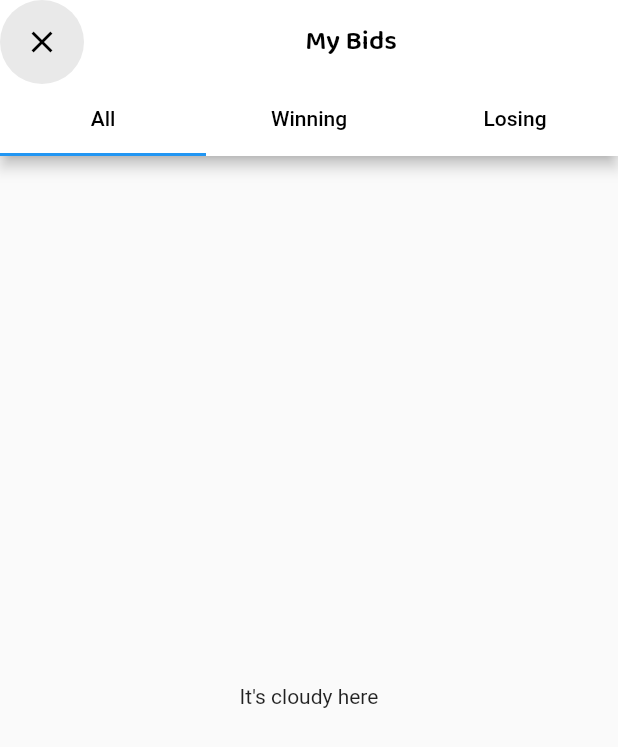
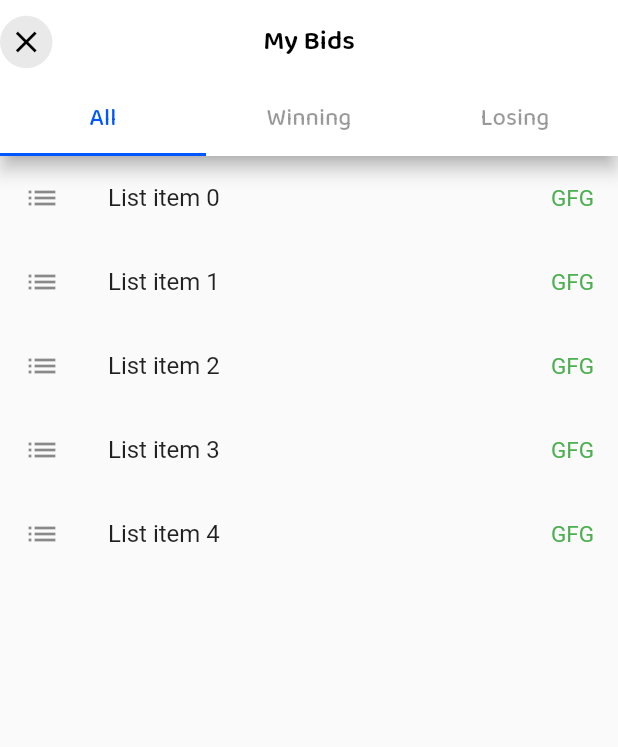
Before and after one commit to Lucki-Media/Flutter-Pinolo, a Flutter app: the MyBidsPopUp widget shown alone on an empty page, opened directly, on a phone screen of 412 x 824 dp. Shown: the top 747 px of the screen. Run offline on Flutter 3.47's test engine with Material 2 defaults, Android fonts, the light colour scheme and no system bars; our stand-ins replace flutter_colorpicker, google_maps_flutter, intl_phone_field, intro_slider, location, pin_code_fields; missing offline and left inert: flutter_google_places_hoc081098, google_api_headers, google_maps_webservice.

Commit message:
Mybids page popup

```diff
--- a/lib/src/ui/my_bids.dart
+++ b/lib/src/ui/my_bids.dart
@@ -123,20 +123,23 @@ Widget MyBidsPopUp(){
         length: 3,
         child: Scaffold(
           appBar: AppBar(
+            shadowColor: AppColors.kShadowGrey,
+            elevation: 5,
+            leadingWidth:35,
             leading: GestureDetector(
               onTap: () {
                 Navigator.of(context).pop();
               },
               child: CircleAvatar(
-                radius: 16.0,
+                //radius: 10.0,
                 backgroundColor: AppColors.kGrey,
                 child: Icon(Icons.close, color: AppColors.kBlack),
               ),
             ),
             backgroundColor:AppColors.kWhite,
-            foregroundColor: AppColors.kBlue,
-            title:  Center(
-              child: const Text(
+            //foregroundColor: AppColors.kBlue,
+            centerTitle: true,
+            title:  const Text(
             Strings.kMyBids,
             style: TextStyle(
               fontSize: 18,
@@ -144,31 +147,67 @@ Widget MyBidsPopUp(){
               fontFamily: 'Baloo2SemiBold',
             ),
           ),
+            bottom:  TabBar(
+              labelColor: AppColors.kBlue,
+              labelStyle: TextStyle(
+                fontSize: 16,
+                fontFamily: 'Baloo2Medium',
               ),
-            bottom: const TabBar(
+              unselectedLabelColor: AppColors.kBlack.withOpacity(.4),
+              indicatorColor: AppColors.kBlue,
               tabs: <Widget>[
                 Tab(
-                  child: Text('All',style: TextStyle(color: AppColors.kBlack),),
+                  text: Strings.kAll,
                 ),
                 Tab(
-                  child: Text('Winning',style: TextStyle(color: AppColors.kBlack),),
+                  text: Strings.kWinning,
                 ),
                 Tab(
-                  child: Text('Losing',style: TextStyle(color: AppColors.kBlack),),
+                  text: Strings.kLosing,
                 ),
               ],
             ),
           ),
-          body: const TabBarView(
+          body: TabBarView(
             children: <Widget>[
               Center(
-                child: Text("It's cloudy here"),
+                child: ListView.builder(
+                    itemCount: 5,
+                    itemBuilder: (BuildContext context, int index) {
+                      return ListTile(
+                          leading: const Icon(Icons.list),
+                          trailing: const Text(
+                            "GFG",
+                            style: TextStyle(color: Colors.green, fontSize: 15),
+                          ),
+                          title: Text("List item $index"));
+                    }),
               ),
               Center(
-                child: Text("It's rainy here"),
+                child: ListView.builder(
+                    itemCount: 5,
+                    itemBuilder: (BuildContext context, int index) {
+                      return ListTile(
+                          leading: const Icon(Icons.list),
+                          trailing: const Text(
+                            "GFG",
+                            style: TextStyle(color: Colors.green, fontSize: 15),
+                          ),
+                          title: Text("List item $index"));
+                    }),
               ),
               Center(
-                child: Text("It's sunny here"),
+                child: ListView.builder(
+                    itemCount: 5,
+                    itemBuilder: (BuildContext context, int index) {
+                      return ListTile(
+                          leading: const Icon(Icons.list),
+                          trailing: const Text(
+                            "GFG",
+                            style: TextStyle(color: Colors.green, fontSize: 15),
+                          ),
+                          title: Text("List item $index"));
+                    }),
               ),
             ],
           ),
--- a/lib/src/utils/app_colors.dart
+++ b/lib/src/utils/app_colors.dart
@@ -8,6 +8,7 @@ class AppColors {
   static const Color kBlue= Color(0xff0057FF);
   static const Color kGreen= Color(0xff8CBA54);
   static const Color kGrey= Color(0xffE9E9E9);
+  static const Color kShadowGrey= Color(0xffB7B7B7);
   static const Color kRed= Color(0xffFF0000);
 
 }
--- a/lib/src/utils/strings.dart
+++ b/lib/src/utils/strings.dart
@@ -56,5 +56,8 @@ class Strings {
   static const String kEnterRegiNo = 'Enter your registration number';
   static const String kParkOut = 'Park Out';
   static const String kMyBids = 'My Bids';
+  static const String kAll = 'All';
+  static const String kWinning = 'Winning';
+  static const String kLosing = 'Losing';
 
 }
```
Lines whose indentation alone changed are shown as unchanged.
